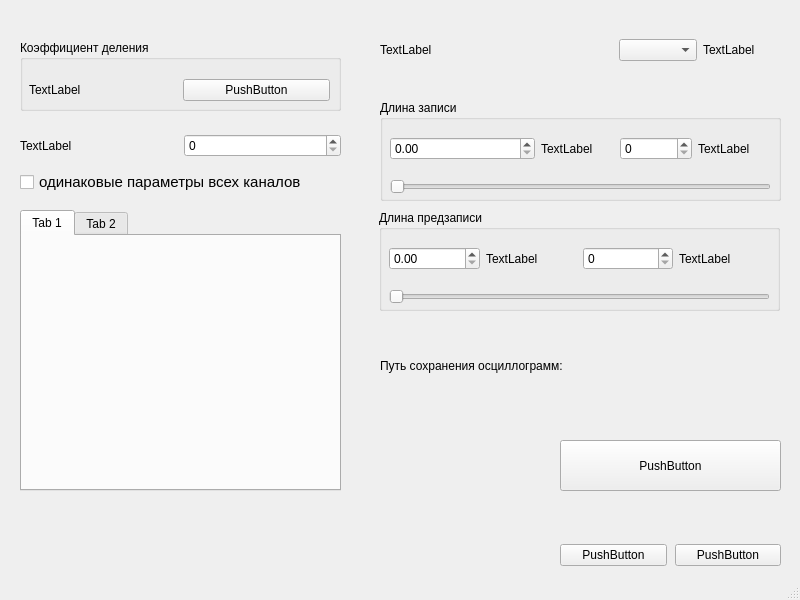
The window that mainwindow.ui (AntonZhuykov/TRec) describes before a commit, drawn with Qt 5.
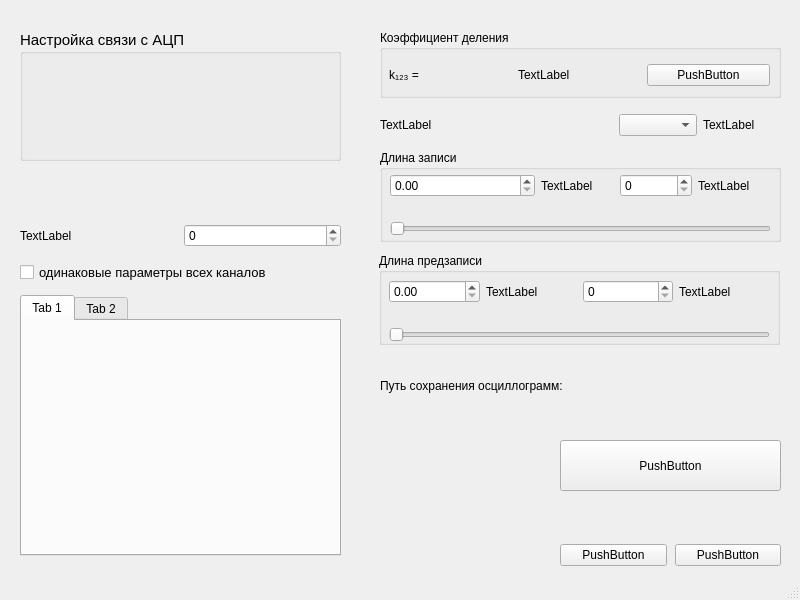
The same window after the commit.

```diff
--- a/mainwindow.ui
+++ b/mainwindow.ui
@@ -372,7 +372,7 @@
     <property name="geometry">
      <rect>
       <x>20</x>
-      <y>130</y>
+      <y>220</y>
       <width>321</width>
       <height>31</height>
      </rect>
@@ -394,9 +394,9 @@
     <property name="geometry">
      <rect>
       <x>380</x>
-      <y>30</y>
+      <y>110</y>
       <width>401</width>
-      <height>41</height>
+      <height>31</height>
      </rect>
     </property>
     <layout class="QGridLayout" name="CommonParamGrid">
@@ -445,7 +445,7 @@
     <property name="geometry">
      <rect>
       <x>380</x>
-      <y>340</y>
+      <y>360</y>
       <width>401</width>
       <height>51</height>
      </rect>
@@ -464,9 +464,9 @@
     <property name="geometry">
      <rect>
       <x>380</x>
-      <y>100</y>
+      <y>150</y>
       <width>401</width>
-      <height>101</height>
+      <height>92</height>
      </rect>
     </property>
     <property name="title">
@@ -476,14 +476,14 @@
      <property name="geometry">
       <rect>
        <x>10</x>
-       <y>30</y>
+       <y>20</y>
        <width>381</width>
        <height>71</height>
       </rect>
      </property>
      <layout class="QGridLayout" name="BufferGrid">
       <property name="verticalSpacing">
-       <number>12</number>
+       <number>20</number>
       </property>
       <item row="0" column="4">
        <widget class="QLabel" name="BufferSizeSampleUnitLabel">
@@ -519,9 +519,9 @@
     <property name="geometry">
      <rect>
       <x>379</x>
-      <y>210</y>
+      <y>253</y>
       <width>401</width>
-      <height>101</height>
+      <height>92</height>
      </rect>
     </property>
     <property name="title">
@@ -531,14 +531,17 @@
      <property name="geometry">
       <rect>
        <x>10</x>
-       <y>30</y>
+       <y>23</y>
        <width>381</width>
        <height>71</height>
       </rect>
      </property>
      <layout class="QGridLayout" name="HistGrid">
+      <property name="horizontalSpacing">
+       <number>6</number>
+      </property>
       <property name="verticalSpacing">
-       <number>12</number>
+       <number>20</number>
       </property>
       <item row="0" column="0">
        <widget class="QDoubleSpinBox" name="HistSizeSpin"/>
@@ -574,14 +577,14 @@
     <property name="geometry">
      <rect>
       <x>20</x>
-      <y>170</y>
+      <y>260</y>
       <width>321</width>
       <height>24</height>
      </rect>
     </property>
     <property name="font">
      <font>
-      <pointsize>11</pointsize>
+      <pointsize>10</pointsize>
      </font>
     </property>
     <property name="text">
@@ -591,10 +594,10 @@
    <widget class="QGroupBox" name="RatioGroupbox">
     <property name="geometry">
      <rect>
-      <x>20</x>
-      <y>40</y>
-      <width>321</width>
-      <height>71</height>
+      <x>380</x>
+      <y>30</y>
+      <width>401</width>
+      <height>68</height>
      </rect>
     </property>
     <property name="title">
@@ -605,19 +608,22 @@
       <rect>
        <x>9</x>
        <y>30</y>
-       <width>301</width>
-       <height>41</height>
+       <width>381</width>
+       <height>31</height>
       </rect>
      </property>
      <layout class="QGridLayout" name="RatioGrid">
+      <property name="verticalSpacing">
+       <number>6</number>
+      </property>
       <item row="0" column="0">
        <widget class="QLabel" name="RatioLabel">
         <property name="text">
-         <string>TextLabel</string>
+         <string>k₁₂₃ = </string>
         </property>
        </widget>
       </item>
-      <item row="0" column="1">
+      <item row="0" column="2">
        <widget class="QPushButton" name="RatioSetButton">
         <property name="text">
          <string>PushButton</string>
@@ -630,6 +636,13 @@
         </property>
        </widget>
       </item>
+      <item row="0" column="1">
+       <widget class="QLabel" name="RatioValue">
+        <property name="text">
+         <string>TextLabel</string>
+        </property>
+       </widget>
+      </item>
      </layout>
     </widget>
    </widget>
@@ -637,9 +650,9 @@
     <property name="geometry">
      <rect>
       <x>20</x>
-      <y>210</y>
+      <y>295</y>
       <width>321</width>
-      <height>281</height>
+      <height>261</height>
      </rect>
     </property>
     <widget class="QWidget" name="tab">
@@ -653,6 +666,35 @@
      </attribute>
     </widget>
    </widget>
+   <widget class="QGroupBox" name="IPAddressGroupbox">
+    <property name="geometry">
+     <rect>
+      <x>20</x>
+      <y>30</y>
+      <width>321</width>
+      <height>131</height>
+     </rect>
+    </property>
+    <property name="font">
+     <font>
+      <pointsize>11</pointsize>
+     </font>
+    </property>
+    <property name="title">
+     <string>Настройка связи с АЦП</string>
+    </property>
+    <widget class="QWidget" name="gridLayoutWidget_7">
+     <property name="geometry">
+      <rect>
+       <x>9</x>
+       <y>30</y>
+       <width>301</width>
+       <height>91</height>
+      </rect>
+     </property>
+     <layout class="QGridLayout" name="IPAddressGrid"/>
+    </widget>
+   </widget>
   </widget>
   <widget class="QMenuBar" name="menubar">
    <property name="geometry">
```
Left out of the diff: 23 changed lines with no effect on the pictures.
